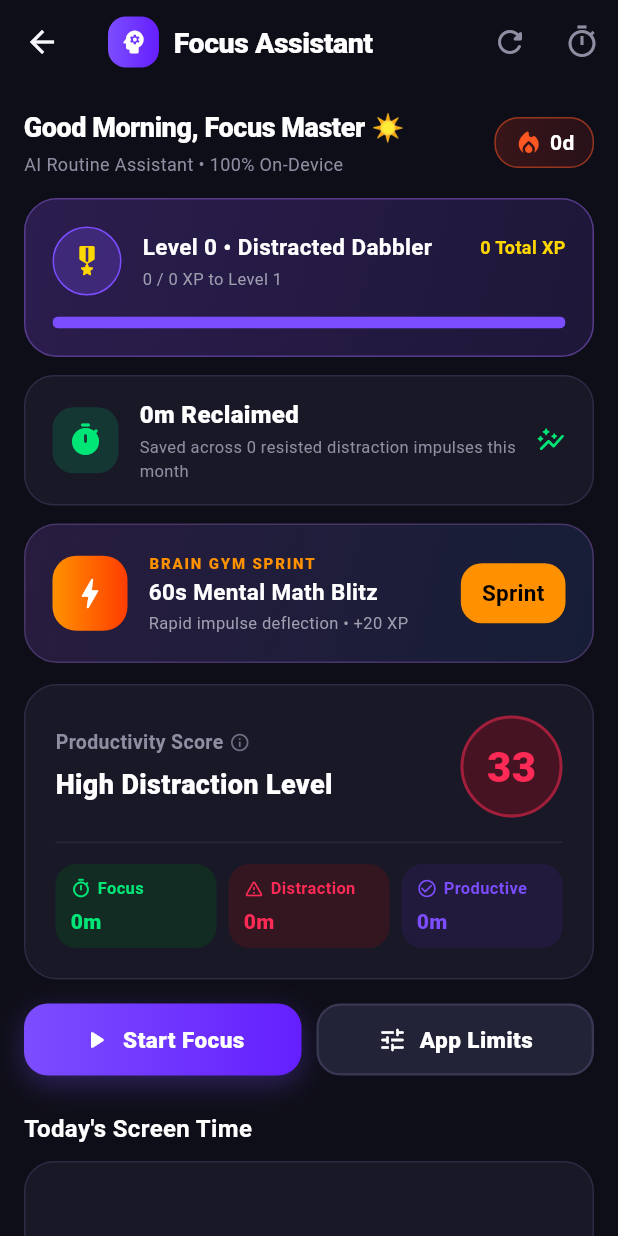
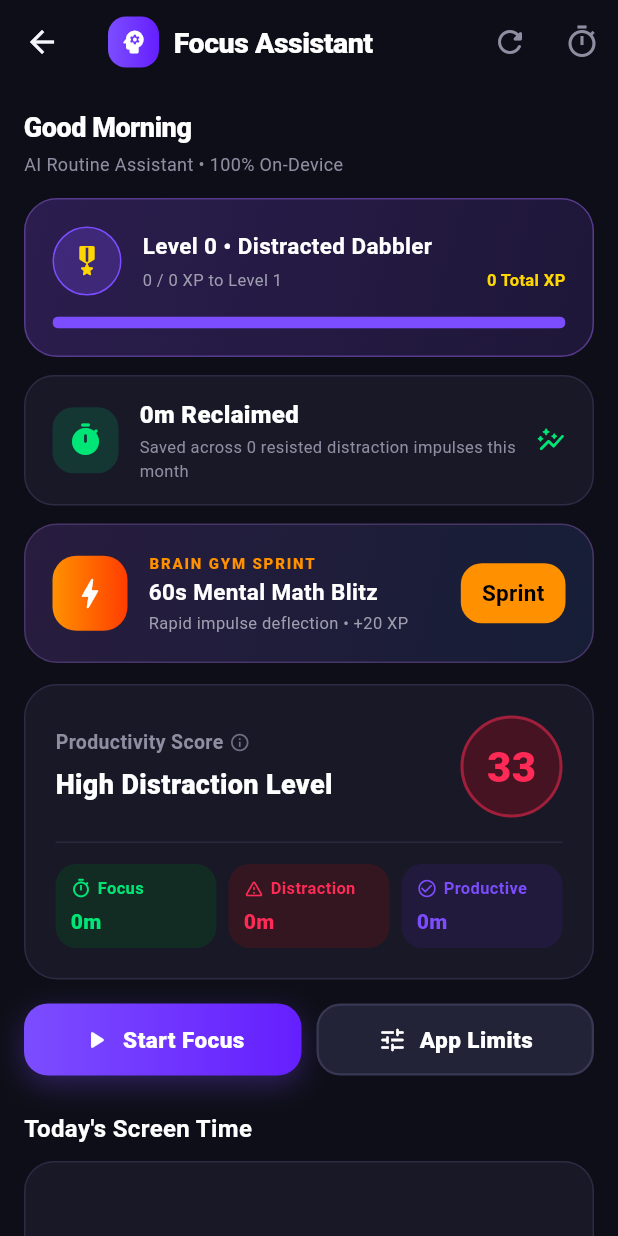
Before and after one commit to Shiva-Kumar-S-M/AI-Routine-Assistant, a Flutter app: the DashboardScreen screen opened directly, on a phone screen of 412 x 824 dp. Run offline on Flutter 3.47's test engine with Material 3 defaults, Android fonts, the phone set to English and light mode, and no system bars; our stand-ins replace fl_chart, flutter_local_notifications, sqflite; missing offline and left inert: flutter_background_service; accounts and stored records are empty.

Commit message:
fix(ui): Stage A - fix Level card and screen overflows under 1.3x font scale and remove streak flame chip

```diff
--- a/lib/presentation/screens/dashboard_screen.dart
+++ b/lib/presentation/screens/dashboard_screen.dart
@@ -129,9 +129,9 @@ class _DashboardScreenState extends State<DashboardScreen> {
 
   String _getGreeting() {
     final hour = DateTime.now().hour;
-    if (hour < 12) return 'Good Morning, Focus Master ☀️';
-    if (hour < 17) return 'Good Afternoon, Attention Hero ⚡';
-    return 'Good Evening, Discipline Warrior 🌙';
+    if (hour < 12) return 'Good Morning';
+    if (hour < 17) return 'Good Afternoon';
+    return 'Good Evening';
   }
 
   void _showDailyGoalDialog() {
@@ -402,18 +402,13 @@ class _DashboardScreenState extends State<DashboardScreen> {
   // ── Stage 4 Components ─────────────────────────────────────────────────────
 
   Widget _buildGreetingAndStreakHeader() {
-    final streak = _userProgress?.dailyStreak ?? _streakDays;
-    final freezes = _userProgress?.streakFreezesAvailable ?? 0;
-
-    return Row(
-      mainAxisAlignment: MainAxisAlignment.spaceBetween,
-      children: [
-        Expanded(
-          child: Column(
+    return Column(
       crossAxisAlignment: CrossAxisAlignment.start,
       children: [
         Text(
           _getGreeting(),
+          maxLines: 1,
+          overflow: TextOverflow.ellipsis,
           style: const TextStyle(
             color: Colors.white,
             fontSize: 18,
@@ -424,38 +419,9 @@ class _DashboardScreenState extends State<DashboardScreen> {
         const SizedBox(height: 3),
         const Text(
           'AI Routine Assistant • 100% On-Device',
+          maxLines: 1,
+          overflow: TextOverflow.ellipsis,
           style: TextStyle(color: Color(0xFF8E8EA2), fontSize: 12),
-              ),
-            ],
-          ),
-        ),
-        Container(
-          padding: const EdgeInsets.symmetric(horizontal: 12, vertical: 6),
-          decoration: BoxDecoration(
-            gradient: const LinearGradient(
-              colors: [Color(0xFF381518), Color(0xFF281119)],
-            ),
-            borderRadius: BorderRadius.circular(16),
-            border: Border.all(color: const Color(0xFFFF5722).withValues(alpha: 0.5)),
-          ),
-          child: Row(
-            children: [
-              const Icon(Icons.local_fire_department_rounded, color: Color(0xFFFF5722), size: 20),
-              const SizedBox(width: 4),
-              Text(
-                '${streak}d',
-                style: const TextStyle(
-                  color: Colors.white,
-                  fontWeight: FontWeight.bold,
-                  fontSize: 14,
-                ),
-              ),
-              if (freezes > 0) ...[
-                const SizedBox(width: 6),
-                const Icon(Icons.shield_rounded, color: Color(0xFF00E5FF), size: 14),
-              ],
-            ],
-          ),
         ),
       ],
     );
@@ -503,31 +469,38 @@ class _DashboardScreenState extends State<DashboardScreen> {
                   child: Column(
                     crossAxisAlignment: CrossAxisAlignment.start,
                     children: [
-                      Row(
-                        mainAxisAlignment: MainAxisAlignment.spaceBetween,
-                        children: [
                       Text(
                         'Level ${p.level} • ${p.levelTitle}',
+                        maxLines: 1,
+                        overflow: TextOverflow.ellipsis,
                         style: const TextStyle(
                           color: Colors.white,
                           fontSize: 15,
                           fontWeight: FontWeight.bold,
                         ),
                       ),
+                      const SizedBox(height: 4),
+                      Row(
+                        mainAxisAlignment: MainAxisAlignment.spaceBetween,
+                        children: [
+                          Flexible(
+                            child: Text(
+                              '${p.currentLevelXp} / ${p.xpNeededForNextLevel} XP to Level ${p.level + 1}',
+                              maxLines: 1,
+                              overflow: TextOverflow.ellipsis,
+                              style: const TextStyle(color: Color(0xFF9E9EAF), fontSize: 11),
+                            ),
+                          ),
+                          const SizedBox(width: 8),
                           Text(
                             '${p.xp} Total XP',
                             style: const TextStyle(
                               color: Color(0xFFFFD700),
                               fontWeight: FontWeight.bold,
-                              fontSize: 12,
+                              fontSize: 11,
                             ),
                           ),
                         ],
-                      ),
-                      const SizedBox(height: 3),
-                      Text(
-                        '${p.currentLevelXp} / ${p.xpNeededForNextLevel} XP to Level ${p.level + 1}',
-                        style: const TextStyle(color: Color(0xFF9E9EAF), fontSize: 11),
                       ),
                     ],
                   ),
@@ -1202,12 +1175,16 @@ class _DashboardScreenState extends State<DashboardScreen> {
             children: [
               Icon(icon, size: 14, color: color),
               const SizedBox(width: 4),
-              Text(
+              Flexible(
+                child: Text(
                   label,
+                  maxLines: 1,
+                  overflow: TextOverflow.ellipsis,
                   style: TextStyle(
                     fontSize: 11,
                     fontWeight: FontWeight.bold,
                     color: color,
+                  ),
                 ),
               ),
             ],
@@ -1215,6 +1192,8 @@ class _DashboardScreenState extends State<DashboardScreen> {
           const SizedBox(height: 4),
           Text(
             value,
+            maxLines: 1,
+            overflow: TextOverflow.ellipsis,
             style: TextStyle(
               fontSize: 14,
               fontWeight: FontWeight.w900,
--- a/lib/presentation/widgets/daily_goal_ring.dart
+++ b/lib/presentation/widgets/daily_goal_ring.dart
@@ -111,6 +111,8 @@ class DailyGoalRing extends StatelessWidget {
                   const SizedBox(height: 4),
                   Text(
                     label,
+                    maxLines: 1,
+                    overflow: TextOverflow.ellipsis,
                     style: TextStyle(
                       fontSize: 15,
                       fontWeight: FontWeight.w800,
@@ -120,6 +122,8 @@ class DailyGoalRing extends StatelessWidget {
                   const SizedBox(height: 2),
                   Text(
                     '${(progressPercent * 100).toInt()}% towards target • Tap to configure',
+                    maxLines: 1,
+                    overflow: TextOverflow.ellipsis,
                     style: TextStyle(
                       fontSize: 11,
                       color: isDark ? const Color(0xFF8E8EA2) : const Color(0xFF5F6368),
```
Also changed, not shown: lib/presentation/screens/insights_screen.dart (+6 -1 lines), lib/presentation/screens/journey_screen.dart (+16 -6 lines), lib/presentation/screens/splash_screen.dart (+10 -6 lines), lib/presentation/screens/weekly_recap_screen.dart (+6 -1 lines), 1 other file. Lines whose indentation alone changed are shown as unchanged.
